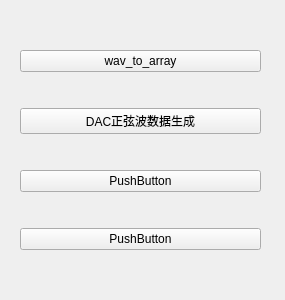
Old version of the form main.ui in the repository sunguangxian/Tools_py.
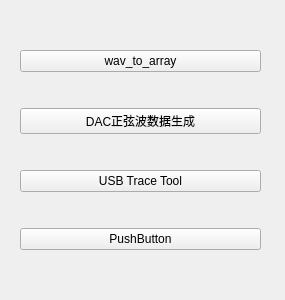
New version of the form.

Commit message: 更新usb trace tool

Diff of the .ui file:
```diff
--- a/main.ui
+++ b/main.ui
@@ -52,7 +52,7 @@
     <item>
      <widget class="QPushButton" name="pushButton_3">
       <property name="text">
-       <string>PushButton</string>
+       <string>USB Trace Tool</string>
       </property>
      </widget>
     </item>
```
Left out of the diff: 2 changed lines with no effect on the pictures. The commit also changes 6 other files.
